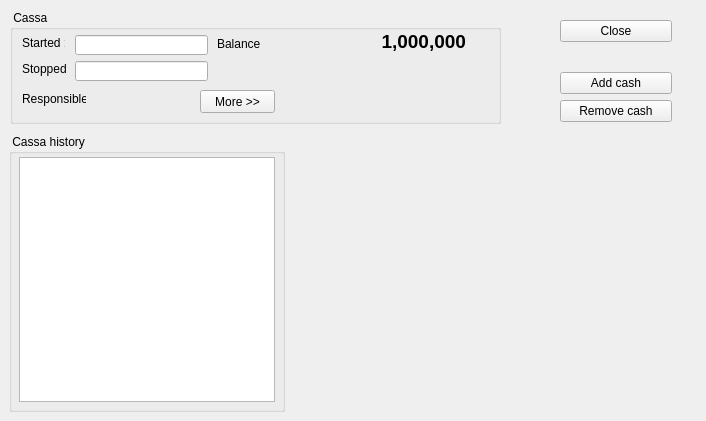
Above: client/dlgcassa.ui from tbikfalvi/Belenus before the change. Below: the same form after it.
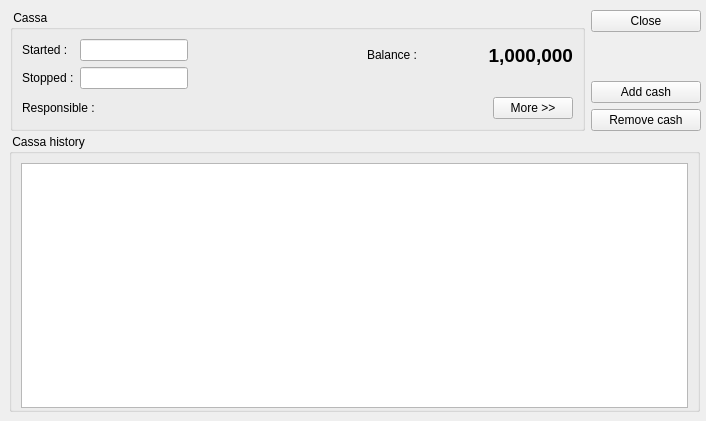
That is the form after the change.

The edit to the form file:
```diff
--- a/client/dlgcassa.ui
+++ b/client/dlgcassa.ui
@@ -10,30 +10,154 @@
     <height>421</height>
    </rect>
   </property>
+  <property name="sizePolicy">
+   <sizepolicy hsizetype="Fixed" vsizetype="Fixed">
+    <horstretch>0</horstretch>
+    <verstretch>0</verstretch>
+   </sizepolicy>
+  </property>
+  <property name="minimumSize">
+   <size>
+    <width>706</width>
+    <height>148</height>
+   </size>
+  </property>
+  <property name="maximumSize">
+   <size>
+    <width>706</width>
+    <height>421</height>
+   </size>
+  </property>
   <property name="windowTitle">
    <string>Dialog</string>
   </property>
-  <widget class="QGroupBox" name="gbCassa">
+  <widget class="QGroupBox" name="gbCassaHistory">
+   <property name="geometry">
+    <rect>
+     <x>9</x>
+     <y>134</y>
+     <width>691</width>
+     <height>278</height>
+    </rect>
+   </property>
+   <property name="sizePolicy">
+    <sizepolicy hsizetype="Preferred" vsizetype="Maximum">
+     <horstretch>0</horstretch>
+     <verstretch>0</verstretch>
+    </sizepolicy>
+   </property>
+   <property name="title">
+    <string> Cassa history </string>
+   </property>
+   <layout class="QHBoxLayout" name="horizontalLayout">
+    <item>
+     <widget class="QTableView" name="tbvCassa">
+      <property name="minimumSize">
+       <size>
+        <width>0</width>
+        <height>245</height>
+       </size>
+      </property>
+      <attribute name="horizontalHeaderShowSortIndicator" stdset="0">
+       <bool>true</bool>
+      </attribute>
+      <attribute name="horizontalHeaderStretchLastSection">
+       <bool>true</bool>
+      </attribute>
+      <attribute name="verticalHeaderVisible">
+       <bool>false</bool>
+      </attribute>
+     </widget>
+    </item>
+   </layout>
+  </widget>
+  <widget class="QWidget" name="">
    <property name="geometry">
     <rect>
      <x>10</x>
      <y>10</y>
-     <width>491</width>
-     <height>114</height>
+     <width>691</width>
+     <height>121</height>
     </rect>
    </property>
+   <layout class="QHBoxLayout" name="horizontalLayout_5">
+    <item>
+     <widget class="QGroupBox" name="gbCassa">
    <property name="title">
     <string> Cassa </string>
    </property>
+      <layout class="QVBoxLayout" name="verticalLayout_3">
+       <item>
+        <layout class="QHBoxLayout" name="horizontalLayout_3">
+         <item>
+          <layout class="QGridLayout" name="gridLayout">
+           <item row="0" column="0">
+            <widget class="QLabel" name="lblStartDate">
+             <property name="text">
+              <string>Started :</string>
+             </property>
+            </widget>
+           </item>
+           <item row="0" column="1">
+            <widget class="QLineEdit" name="dtStartDate">
+             <property name="sizePolicy">
+              <sizepolicy hsizetype="Fixed" vsizetype="Fixed">
+               <horstretch>0</horstretch>
+               <verstretch>0</verstretch>
+              </sizepolicy>
+             </property>
+             <property name="minimumSize">
+              <size>
+               <width>100</width>
+               <height>0</height>
+              </size>
+             </property>
+            </widget>
+           </item>
+           <item row="1" column="0">
+            <widget class="QLabel" name="lblStopDate">
+             <property name="text">
+              <string>Stopped :</string>
+             </property>
+            </widget>
+           </item>
+           <item row="1" column="1">
+            <widget class="QLineEdit" name="dtStopDate">
+             <property name="sizePolicy">
+              <sizepolicy hsizetype="Fixed" vsizetype="Fixed">
+               <horstretch>0</horstretch>
+               <verstretch>0</verstretch>
+              </sizepolicy>
+             </property>
+             <property name="minimumSize">
+              <size>
+               <width>100</width>
+               <height>0</height>
+              </size>
+             </property>
+            </widget>
+           </item>
+          </layout>
+         </item>
+         <item>
+          <layout class="QVBoxLayout" name="verticalLayout_2">
+           <item>
+            <layout class="QHBoxLayout" name="horizontalLayout_2">
+             <item>
+              <spacer name="horizontalSpacer_3">
+               <property name="orientation">
+                <enum>Qt::Horizontal</enum>
+               </property>
+               <property name="sizeHint" stdset="0">
+                <size>
+                 <width>40</width>
+                 <height>20</height>
+                </size>
+               </property>
+              </spacer>
+             </item>
+             <item>
    <widget class="QLabel" name="lblBalance">
-    <property name="geometry">
-     <rect>
-      <x>207</x>
-      <y>26</y>
-      <width>44</width>
-      <height>16</height>
-     </rect>
-    </property>
     <property name="sizePolicy">
      <sizepolicy hsizetype="Fixed" vsizetype="Preferred">
       <horstretch>0</horstretch>
@@ -44,21 +168,21 @@
      <string>Balance :</string>
     </property>
    </widget>
+             </item>
+             <item>
    <widget class="QLabel" name="lblBalanceValue">
-    <property name="geometry">
-     <rect>
-      <x>360</x>
-      <y>20</y>
-      <width>96</width>
-      <height>23</height>
-     </rect>
-    </property>
     <property name="sizePolicy">
-     <sizepolicy hsizetype="Fixed" vsizetype="Preferred">
+                <sizepolicy hsizetype="Preferred" vsizetype="Preferred">
       <horstretch>0</horstretch>
       <verstretch>0</verstretch>
      </sizepolicy>
     </property>
+               <property name="minimumSize">
+                <size>
+                 <width>150</width>
+                 <height>0</height>
+                </size>
+               </property>
     <property name="font">
      <font>
       <pointsize>14</pointsize>
@@ -73,56 +197,30 @@
      <set>Qt::AlignRight|Qt::AlignTrailing|Qt::AlignVCenter</set>
     </property>
    </widget>
-   <widget class="QPushButton" name="pbMore">
-    <property name="geometry">
-     <rect>
-      <x>190</x>
-      <y>80</y>
-      <width>75</width>
-      <height>23</height>
-     </rect>
-    </property>
-    <property name="sizePolicy">
-     <sizepolicy hsizetype="Fixed" vsizetype="Fixed">
-      <horstretch>0</horstretch>
-      <verstretch>0</verstretch>
-     </sizepolicy>
-    </property>
-    <property name="text">
-     <string>More &gt;&gt;</string>
-    </property>
-    <property name="iconSize">
+             </item>
+            </layout>
+           </item>
+           <item>
+            <spacer name="horizontalSpacer_2">
+             <property name="orientation">
+              <enum>Qt::Horizontal</enum>
+             </property>
+             <property name="sizeHint" stdset="0">
      <size>
-      <width>20</width>
+               <width>40</width>
       <height>20</height>
      </size>
     </property>
-    <property name="autoDefault">
-     <bool>false</bool>
-    </property>
-   </widget>
-   <widget class="QLabel" name="lblUser">
-    <property name="geometry">
-     <rect>
-      <x>82</x>
-      <y>81</y>
-      <width>61</width>
-      <height>16</height>
-     </rect>
-    </property>
-    <property name="text">
-     <string/>
-    </property>
-   </widget>
+            </spacer>
+           </item>
+          </layout>
+         </item>
+        </layout>
+       </item>
+       <item>
+        <layout class="QHBoxLayout" name="horizontalLayout_4">
+         <item>
    <widget class="QLabel" name="lblOwner">
-    <property name="geometry">
-     <rect>
-      <x>12</x>
-      <y>81</y>
-      <width>64</width>
-      <height>16</height>
-     </rect>
-    </property>
     <property name="sizePolicy">
      <sizepolicy hsizetype="Fixed" vsizetype="Preferred">
       <horstretch>0</horstretch>
@@ -133,100 +231,67 @@
      <string>Responsible :</string>
     </property>
    </widget>
-   <widget class="QLabel" name="lblStartDate">
-    <property name="geometry">
-     <rect>
-      <x>12</x>
-      <y>25</y>
-      <width>43</width>
-      <height>16</height>
-     </rect>
-    </property>
-    <property name="text">
-     <string>Started :</string>
-    </property>
-   </widget>
-   <widget class="QLineEdit" name="dtStartDate">
-    <property name="geometry">
-     <rect>
-      <x>65</x>
-      <y>25</y>
-      <width>133</width>
-      <height>20</height>
-     </rect>
-    </property>
-   </widget>
-   <widget class="QLabel" name="lblStopDate">
-    <property name="geometry">
-     <rect>
-      <x>12</x>
-      <y>51</y>
-      <width>47</width>
-      <height>16</height>
-     </rect>
-    </property>
-    <property name="text">
-     <string>Stopped :</string>
-    </property>
-   </widget>
-   <widget class="QLineEdit" name="dtStopDate">
-    <property name="geometry">
-     <rect>
-      <x>65</x>
-      <y>51</y>
-      <width>133</width>
-      <height>20</height>
-     </rect>
-    </property>
-   </widget>
-  </widget>
-  <widget class="QGroupBox" name="gbCassaHistory">
-   <property name="geometry">
-    <rect>
-     <x>9</x>
-     <y>134</y>
-     <width>276</width>
-     <height>278</height>
-    </rect>
-   </property>
-   <property name="title">
-    <string> Cassa history </string>
-   </property>
-   <widget class="QTableView" name="tbvCassa">
-    <property name="geometry">
-     <rect>
-      <x>10</x>
-      <y>23</y>
-      <width>256</width>
-      <height>245</height>
-     </rect>
+         </item>
+         <item>
+          <widget class="QLabel" name="lblUser">
+           <property name="sizePolicy">
+            <sizepolicy hsizetype="Fixed" vsizetype="Preferred">
+             <horstretch>0</horstretch>
+             <verstretch>0</verstretch>
+            </sizepolicy>
     </property>
     <property name="minimumSize">
      <size>
-      <width>0</width>
-      <height>245</height>
-     </size>
-    </property>
-    <attribute name="horizontalHeaderShowSortIndicator" stdset="0">
-     <bool>true</bool>
-    </attribute>
-    <attribute name="horizontalHeaderStretchLastSection">
-     <bool>true</bool>
-    </attribute>
-    <attribute name="verticalHeaderVisible">
+             <width>150</width>
+             <height>0</height>
+            </size>
+           </property>
+           <property name="text">
+            <string/>
+           </property>
+          </widget>
+         </item>
+         <item>
+          <spacer name="horizontalSpacer">
+           <property name="orientation">
+            <enum>Qt::Horizontal</enum>
+           </property>
+           <property name="sizeHint" stdset="0">
+            <size>
+             <width>40</width>
+             <height>20</height>
+            </size>
+           </property>
+          </spacer>
+         </item>
+         <item>
+          <widget class="QPushButton" name="pbMore">
+           <property name="sizePolicy">
+            <sizepolicy hsizetype="Fixed" vsizetype="Fixed">
+             <horstretch>0</horstretch>
+             <verstretch>0</verstretch>
+            </sizepolicy>
+           </property>
+           <property name="text">
+            <string>More &gt;&gt;</string>
+           </property>
+           <property name="iconSize">
+            <size>
+             <width>20</width>
+             <height>20</height>
+            </size>
+           </property>
+           <property name="autoDefault">
      <bool>false</bool>
-    </attribute>
-   </widget>
-  </widget>
-  <widget class="QWidget" name="">
-   <property name="geometry">
-    <rect>
-     <x>560</x>
-     <y>20</y>
-     <width>112</width>
-     <height>102</height>
-    </rect>
-   </property>
+           </property>
+          </widget>
+         </item>
+        </layout>
+       </item>
+      </layout>
+     </widget>
+    </item>
+    <item>
    <layout class="QVBoxLayout" name="verticalLayout">
     <item>
      <widget class="QPushButton" name="pbClose">
@@ -306,6 +371,8 @@
        <bool>false</bool>
       </property>
      </widget>
+      </item>
+     </layout>
     </item>
    </layout>
   </widget>
```
Lines whose indentation alone changed are shown as unchanged.
